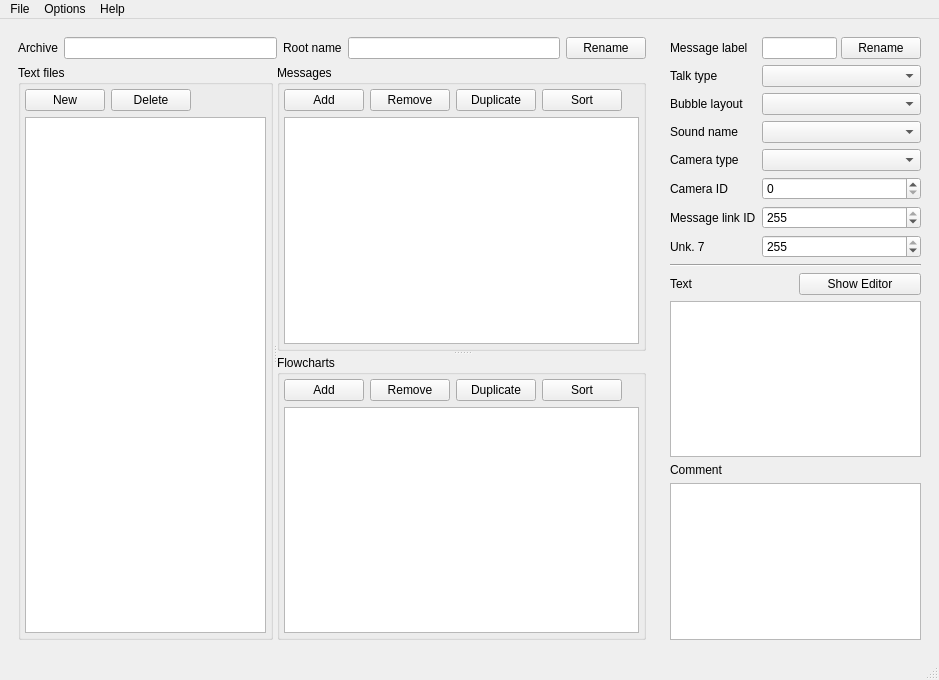
The window that assets/editor.ui (SunakazeKun/galaxymsbt) describes before a commit, drawn with Qt 5.
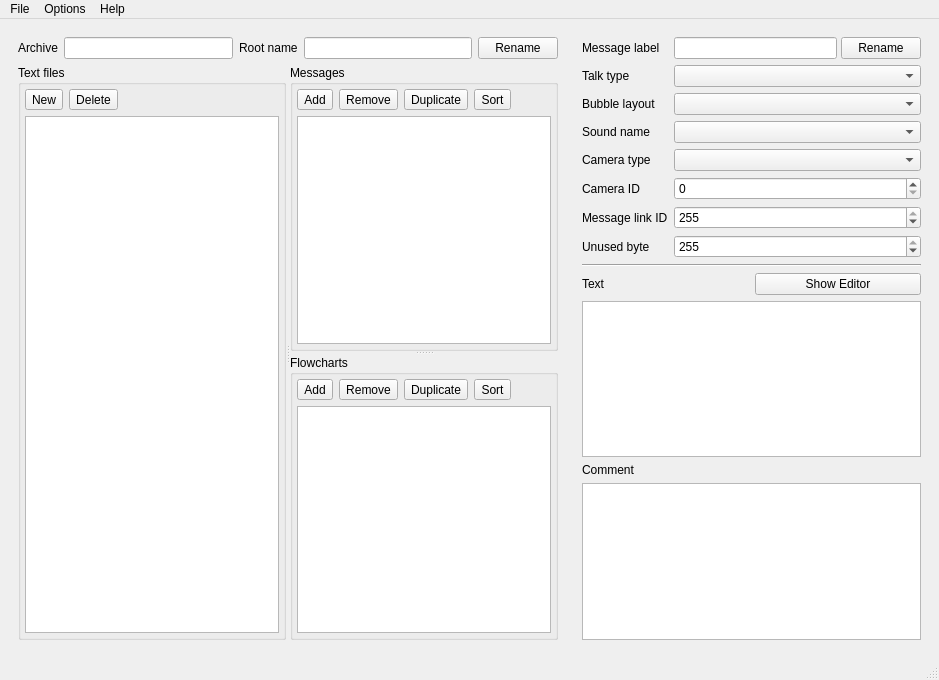
The same window after the commit. Icons and pictures are not drawn.

Commit message: added SY24's new icons

The edit to the form file:
```diff
--- a/assets/editor.ui
+++ b/assets/editor.ui
@@ -77,20 +77,6 @@
                  <property name="bottomMargin">
                   <number>0</number>
                  </property>
-                 <item row="0" column="0">
-                  <widget class="QPushButton" name="buttonLmsAccessorNew">
-                   <property name="text">
-                    <string>New</string>
-                   </property>
-                  </widget>
-                 </item>
-                 <item row="0" column="1">
-                  <widget class="QPushButton" name="buttonLmsAccessorDelete">
-                   <property name="text">
-                    <string>Delete</string>
-                   </property>
-                  </widget>
-                 </item>
                  <item row="0" column="2">
                   <spacer name="horizontalSpacer">
                    <property name="orientation">
@@ -104,6 +90,40 @@
                    </property>
                   </spacer>
                  </item>
+                 <item row="0" column="0">
+                  <widget class="QToolButton" name="buttonLmsAccessorNew">
+                   <property name="text">
+                    <string>New</string>
+                   </property>
+                   <property name="icon">
+                    <iconset>
+                     <normaloff>tool_msb_add.png</normaloff>tool_msb_add.png</iconset>
+                   </property>
+                   <property name="iconSize">
+                    <size>
+                     <width>24</width>
+                     <height>24</height>
+                    </size>
+                   </property>
+                  </widget>
+                 </item>
+                 <item row="0" column="1">
+                  <widget class="QToolButton" name="buttonLmsAccessorDelete">
+                   <property name="text">
+                    <string>Delete</string>
+                   </property>
+                   <property name="icon">
+                    <iconset>
+                     <normaloff>tool_msb_delete.png</normaloff>tool_msb_delete.png</iconset>
+                   </property>
+                   <property name="iconSize">
+                    <size>
+                     <width>24</width>
+                     <height>24</height>
+                    </size>
+                   </property>
+                  </widget>
+                 </item>
                 </layout>
                </widget>
               </item>
@@ -155,34 +175,6 @@
                   <property name="bottomMargin">
                    <number>0</number>
                   </property>
-                  <item row="0" column="1">
-                   <widget class="QPushButton" name="buttonMessagesRemove">
-                    <property name="text">
-                     <string>Remove</string>
-                    </property>
-                   </widget>
-                  </item>
-                  <item row="0" column="2">
-                   <widget class="QPushButton" name="buttonMessagesDuplicate">
-                    <property name="text">
-                     <string>Duplicate</string>
-                    </property>
-                   </widget>
-                  </item>
-                  <item row="0" column="0">
-                   <widget class="QPushButton" name="buttonMessagesAdd">
-                    <property name="text">
-                     <string>Add</string>
-                    </property>
-                   </widget>
-                  </item>
-                  <item row="0" column="3">
-                   <widget class="QPushButton" name="buttonMessagesSort">
-                    <property name="text">
-                     <string>Sort</string>
-                    </property>
-                   </widget>
-                  </item>
                   <item row="0" column="4">
                    <spacer name="horizontalSpacer_2">
                     <property name="orientation">
@@ -196,6 +188,74 @@
                     </property>
                    </spacer>
                   </item>
+                  <item row="0" column="0">
+                   <widget class="QToolButton" name="buttonMessagesAdd">
+                    <property name="text">
+                     <string>Add</string>
+                    </property>
+                    <property name="icon">
+                     <iconset>
+                      <normaloff>tool_message_add.png</normaloff>tool_message_add.png</iconset>
+                    </property>
+                    <property name="iconSize">
+                     <size>
+                      <width>24</width>
+                      <height>24</height>
+                     </size>
+                    </property>
+                   </widget>
+                  </item>
+                  <item row="0" column="1">
+                   <widget class="QToolButton" name="buttonMessagesRemove">
+                    <property name="text">
+                     <string>Remove</string>
+                    </property>
+                    <property name="icon">
+                     <iconset>
+                      <normaloff>tool_message_delete.png</normaloff>tool_message_delete.png</iconset>
+                    </property>
+                    <property name="iconSize">
+                     <size>
+                      <width>24</width>
+                      <height>24</height>
+                     </size>
+                    </property>
+                   </widget>
+                  </item>
+                  <item row="0" column="2">
+                   <widget class="QToolButton" name="buttonMessagesDuplicate">
+                    <property name="text">
+                     <string>Duplicate</string>
+                    </property>
+                    <property name="icon">
+                     <iconset>
+                      <normaloff>tool_message_duplicate.png</normaloff>tool_message_duplicate.png</iconset>
+                    </property>
+                    <property name="iconSize">
+                     <size>
+                      <width>24</width>
+                      <height>24</height>
+                     </size>
+                    </property>
+                   </widget>
+                  </item>
+                  <item row="0" column="3">
+                   <widget class="QToolButton" name="buttonMessagesSort">
+                    <property name="text">
+                     <string>Sort</string>
+                    </property>
+                    <property name="icon">
+                     <iconset>
+                      <normaloff>tool_message_sort.png</normaloff>tool_message_sort.png</iconset>
+                    </property>
+                    <property name="iconSize">
+                     <size>
+                      <width>24</width>
+                      <height>24</height>
+                     </size>
+                    </property>
+                   </widget>
+                  </item>
                  </layout>
                 </widget>
                </item>
@@ -243,34 +303,6 @@
                   <property name="bottomMargin">
                    <number>0</number>
                   </property>
-                  <item row="0" column="1">
-                   <widget class="QPushButton" name="buttonFlowchartsRemove">
-                    <property name="text">
-                     <string>Remove</string>
-                    </property>
-                   </widget>
-                  </item>
-                  <item row="0" column="0">
-                   <widget class="QPushButton" name="buttonFlowchartsAdd">
-                    <property name="text">
-                     <string>Add</string>
-                    </property>
-                   </widget>
-                  </item>
-                  <item row="0" column="2">
-                   <widget class="QPushButton" name="buttonFlowchartsDuplicate">
-                    <property name="text">
-                     <string>Duplicate</string>
-                    </property>
-                   </widget>
-                  </item>
-                  <item row="0" column="3">
-                   <widget class="QPushButton" name="buttonFlowchartsSort">
-                    <property name="text">
-                     <string>Sort</string>
-                    </property>
-                   </widget>
-                  </item>
                   <item row="0" column="4">
                    <spacer name="horizontalSpacer_3">
                     <property name="orientation">
@@ -284,6 +316,74 @@
                     </property>
                    </spacer>
                   </item>
+                  <item row="0" column="3">
+                   <widget class="QToolButton" name="buttonFlowchartsSort">
+                    <property name="text">
+                     <string>Sort</string>
+                    </property>
+                    <property name="icon">
+                     <iconset>
+                      <normaloff>tool_message_sort.png</normaloff>tool_message_sort.png</iconset>
+                    </property>
+                    <property name="iconSize">
+                     <size>
+                      <width>24</width>
+                      <height>24</height>
+                     </size>
+                    </property>
+                   </widget>
+                  </item>
+                  <item row="0" column="2">
+                   <widget class="QToolButton" name="buttonFlowchartsDuplicate">
+                    <property name="text">
+                     <string>Duplicate</string>
+                    </property>
+                    <property name="icon">
+                     <iconset>
+                      <normaloff>tool_flow_duplicate.png</normaloff>tool_flow_duplicate.png</iconset>
+                    </property>
+                    <property name="iconSize">
+                     <size>
+                      <width>24</width>
+                      <height>24</height>
+                     </size>
+                    </property>
+                   </widget>
+                  </item>
+                  <item row="0" column="1">
+                   <widget class="QToolButton" name="buttonFlowchartsRemove">
+                    <property name="text">
+                     <string>Remove</string>
+                    </property>
+                    <property name="icon">
+                     <iconset>
+                      <normaloff>tool_flow_remove.png</normaloff>tool_flow_remove.png</iconset>
+                    </property>
+                    <property name="iconSize">
+                     <size>
+                      <width>24</width>
+                      <height>24</height>
+                     </size>
+                    </property>
+                   </widget>
+                  </item>
+                  <item row="0" column="0">
+                   <widget class="QToolButton" name="buttonFlowchartsAdd">
+                    <property name="text">
+                     <string>Add</string>
+                    </property>
+                    <property name="icon">
+                     <iconset>
+                      <normaloff>tool_flow_add.png</normaloff>tool_flow_add.png</iconset>
+                    </property>
+                    <property name="iconSize">
+                     <size>
+                      <width>24</width>
+                      <height>24</height>
+                     </size>
+                    </property>
+                   </widget>
+                  </item>
                  </layout>
                 </widget>
                </item>
@@ -446,7 +546,7 @@
              <string>This value is unused and has no effect.</string>
             </property>
             <property name="text">
-             <string>Unk. 7</string>
+             <string>Unused byte</string>
             </property>
            </widget>
           </item>
```
The commit also changes 10 other files.
